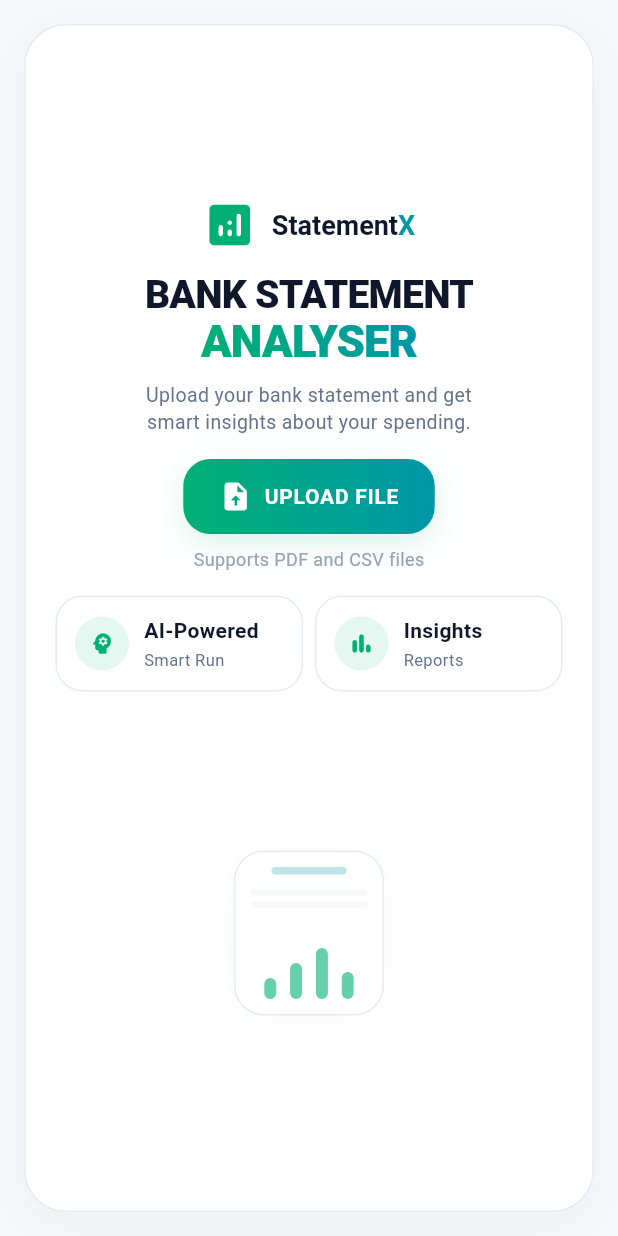
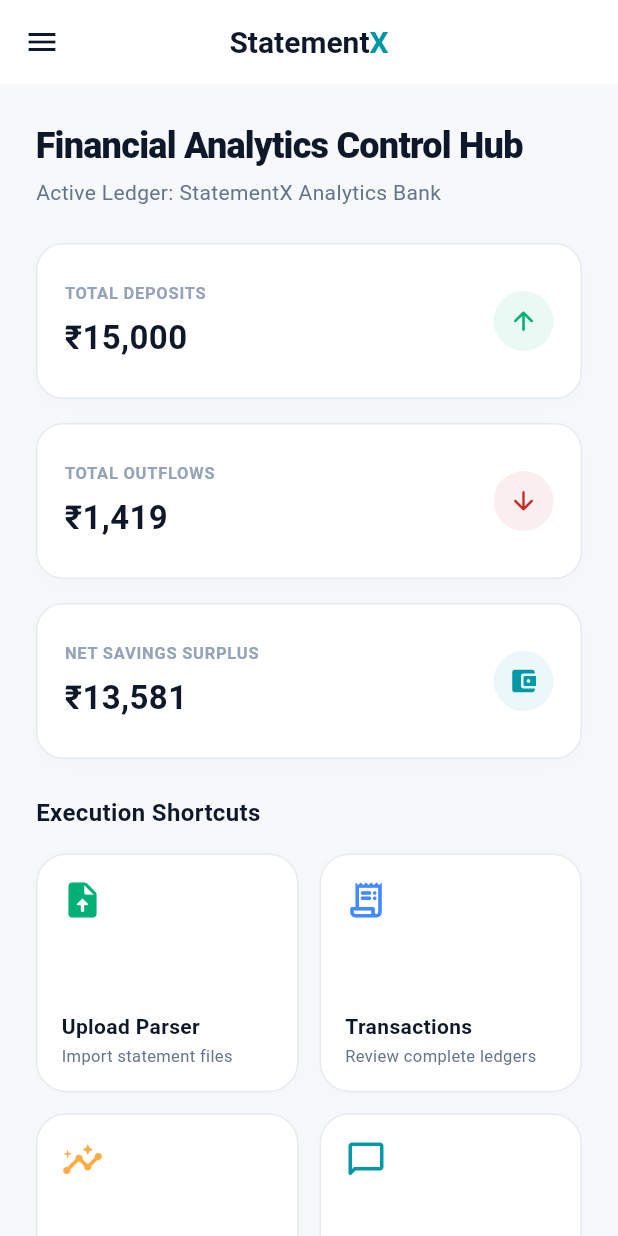
Before and after one commit to G-anrabuS/StatementX, a Flutter app: the screen it shows after launch, on a phone screen of 412 x 824 dp. Run offline on Flutter 3.47's test engine with Material 3 defaults, Android fonts, the phone set to English and light mode, and no system bars; our stand-ins replace file_picker, fl_chart, flutter_markdown.

Commit message:
Home Screen Added

```diff
--- a/flutter_frontend/lib/main.dart
+++ b/flutter_frontend/lib/main.dart
@@ -1,5 +1,6 @@
 import 'package:flutter/material.dart';
 import 'screens/upload_screen.dart';
+import 'screens/home_screen.dart';
 
 void main() {
   runApp(const StatementXApp());
@@ -13,7 +14,7 @@ class StatementXApp extends StatelessWidget {
     return MaterialApp(
       debugShowCheckedModeBanner: false,
       title: 'StatementX',
-      home: const UploadScreen(),
+      home: const HomeScreen(),
     );
   }
 }
--- /dev/null
+++ b/flutter_frontend/lib/screens/home_screen.dart
@@ -0,0 +1,280 @@
+import 'package:flutter/material.dart';
+import '../theme/app_theme.dart';
+import '../models/insights_model.dart';
+import '../models/statement_model.dart';
+import 'upload_screen.dart';
+import 'transaction_screen.dart';
+import 'insights_screen.dart';
+import 'visualization_screen.dart';
+import 'chat_bot_screen.dart';
+
+class HomeScreen extends StatefulWidget {
+  const HomeScreen({super.key});
+
+  @override
+  State<HomeScreen> createState() => _HomeScreenState();
+}
+
+class _HomeScreenState extends State<HomeScreen> {
+  String? currentStatementId = "demo_statement_id";
+  String? currentBankName = "StatementX Analytics Bank";
+
+  final List<Transaction> mockTransactions = [
+    Transaction(date: '2026-05-10', narration: 'Amazon Seller Pay', debit: 0.0, credit: 15000.0, balance: 45000.0, category: 'Income'),
+    Transaction(date: '2026-05-12', narration: 'Zomato Premium Food', debit: 450.0, credit: 0.0, balance: 44550.0, category: 'Food'),
+    Transaction(date: '2026-05-14', narration: 'Netflix Subscription', debit: 649.0, credit: 0.0, balance: 43901.0, category: 'Entertainment'),
+    Transaction(date: '2026-05-15', narration: 'Uber India Ride', debit: 320.0, credit: 0.0, balance: 43581.0, category: 'Travel'),
+  ];
+
+  final List<Map<String, String>> mockNotifications = [
+    {'title': 'Statement Parsed Successfully', 'desc': 'Your StatementX Analytics Bank ledger is fully categorized.', 'time': 'Just now'},
+    {'title': 'Anomaly Flagged', 'desc': 'A recurring subscription change was detected in Entertainment.', 'time': '2 hours ago'},
+  ];
+
+  void _showNoStatementWarning(String screenName) {
+    ScaffoldMessenger.of(context).showSnackBar(
+      SnackBar(
+        content: Text('Please upload a bank statement first to open $screenName.'),
+        backgroundColor: Colors.redAccent,
+        action: SnackBarAction(
+          label: 'UPLOAD',
+          textColor: Colors.white,
+          onPressed: () {
+            Navigator.push(
+              context,
+              MaterialPageRoute(builder: (_) => const UploadScreen()),
+            );
+          },
+        ),
+      ),
+    );
+  }
+
+  @override
+  Widget build(BuildContext context) {
+    final size = MediaQuery.of(context).size;
+    final isMobile = size.width < 800;
+
+    return Scaffold(
+      backgroundColor: AppColors.bgLight,
+      appBar: AppBar(
+        backgroundColor: AppColors.surfaceLight,
+        elevation: 0,
+        centerTitle: true,
+        leading: PopupMenuButton<String>(
+          icon: const Icon(Icons.menu, color: AppColors.textPrimary, size: 24),
+          tooltip: 'Quick Navigation Menu',
+          onSelected: (value) => _handleNavigation(value),
+          itemBuilder: (BuildContext context) => _buildMenuOptions(),
+        ),
+        title: RichText(
+          text: const TextSpan(
+            style: TextStyle(fontSize: 20, fontWeight: FontWeight.bold),
+            children: [
+              TextSpan(text: 'Statement', style: TextStyle(color: AppColors.textPrimary)),
+              TextSpan(text: 'X', style: TextStyle(color: AppColors.secondaryTeal)),
+            ],
+          ),
+        ),
+        actions: const [
+          // Search and notification bell buttons have been completely removed from here
+          SizedBox(width: 12),
+        ],
+      ),
+      body: Center(
+        child: ConstrainedBox(
+          constraints: const BoxConstraints(maxWidth: 1100),
+          child: SingleChildScrollView(
+            padding: const EdgeInsets.all(24.0),
+            child: Column(
+              crossAxisAlignment: CrossAxisAlignment.start,
+              children: [
+                const Text(
+                  'Financial Analytics Control Hub',
+                  style: TextStyle(color: AppColors.textPrimary, fontSize: 24, fontWeight: FontWeight.w800, letterSpacing: -0.5),
+                ),
+                const SizedBox(height: 4),
+                Text(
+                  'Active Ledger: ${currentBankName ?? "No statements loaded"}',
+                  style: const TextStyle(color: AppColors.textSecondary, fontSize: 14),
+                ),
+                const SizedBox(height: 24),
+
+                _buildKpiRibbon(isMobile),
+                const SizedBox(height: 24),
+
+                const Text(
+                  'Execution Shortcuts',
+                  style: TextStyle(color: AppColors.textPrimary, fontSize: 16, fontWeight: FontWeight.bold),
+                ),
+                const SizedBox(height: 16),
+                _buildShortcutGrid(isMobile),
+              ],
+            ),
+          ),
+        ),
+      ),
+    );
+  }
+
+  Widget _buildKpiRibbon(bool isMobile) {
+    return GridView.count(
+      crossAxisCount: isMobile ? 1 : 3,
+      shrinkWrap: true,
+      physics: const NeverScrollableScrollPhysics(),
+      mainAxisSpacing: 16,
+      crossAxisSpacing: 16,
+      childAspectRatio: isMobile ? 3.5 : 2.2,
+      children: [
+        _buildKpiCard('TOTAL DEPOSITS', '₹15,000', Icons.arrow_upward_rounded, AppColors.primaryGreen),
+        _buildKpiCard('TOTAL OUTFLOWS', '₹1,419', Icons.arrow_downward_rounded, const Color(0xFFC62828)),
+        _buildKpiCard('NET SAVINGS SURPLUS', '₹13,581', Icons.account_balance_wallet_rounded, AppColors.secondaryTeal),
+      ],
+    );
+  }
+
+  Widget _buildKpiCard(String title, String value, IconData icon, Color accentColor) {
+    return Container(
+      padding: const EdgeInsets.all(18),
+      decoration: BoxDecoration(
+        color: AppColors.surfaceLight,
+        borderRadius: BorderRadius.circular(18),
+        border: Border.all(color: AppColors.borderLight),
+        boxShadow: [
+          BoxShadow(color: Colors.black.withOpacity(0.015), blurRadius: 10, offset: const Offset(0, 4)),
+        ],
+      ),
+      child: Row(
+        mainAxisAlignment: MainAxisAlignment.spaceBetween,
+        children: [
+          Column(
+            crossAxisAlignment: CrossAxisAlignment.start,
+            mainAxisAlignment: MainAxisAlignment.center,
+            children: [
+              Text(title, style: const TextStyle(color: AppColors.textTertiary, fontSize: 11, fontWeight: FontWeight.w600, letterSpacing: 0.5)),
+              const SizedBox(height: 6),
+              Text(value, style: const TextStyle(color: AppColors.textPrimary, fontSize: 22, fontWeight: FontWeight.bold)),
+            ],
+          ),
+          CircleAvatar(
+            radius: 20,
+            backgroundColor: accentColor.withOpacity(0.08),
+            child: Icon(icon, color: accentColor, size: 20),
+          )
+        ],
+      ),
+    );
+  }
+
+  Widget _buildShortcutGrid(bool isMobile) {
+    return GridView.count(
+      crossAxisCount: isMobile ? 2 : 4,
+      shrinkWrap: true,
+      physics: const NeverScrollableScrollPhysics(),
+      mainAxisSpacing: 14,
+      crossAxisSpacing: 14,
+      childAspectRatio: 1.1,
+      children: [
+        _buildShortcutCard('Upload Parser', 'Import statement files', Icons.upload_file_rounded, AppColors.primaryGreen, 'upload'),
+        _buildShortcutCard('Transactions', 'Review complete ledgers', Icons.receipt_long_rounded, Colors.blueAccent, 'transaction'),
+        _buildShortcutCard('Insights Summary', 'Spend breakdowns & anomalies', Icons.insights_rounded, Colors.orangeAccent, 'insights'),
+        _buildShortcutCard('AI Semantic Chat', 'Query documents cleanly', Icons.chat_bubble_outline_rounded, AppColors.secondaryTeal, 'chatbot'),
+      ],
+    );
+  }
+
+  Widget _buildShortcutCard(String title, String desc, IconData icon, Color color, String route) {
+    return InkWell(
+      onTap: () => _handleNavigation(route),
+      borderRadius: BorderRadius.circular(20),
+      child: Container(
+        padding: const EdgeInsets.all(16),
+        decoration: BoxDecoration(
+          color: AppColors.surfaceLight,
+          borderRadius: BorderRadius.circular(20),
+          border: Border.all(color: AppColors.borderLight),
+          boxShadow: [
+            BoxShadow(color: Colors.black.withOpacity(0.01), blurRadius: 8, offset: const Offset(0, 2)),
+          ],
+        ),
+        child: Column(
+          crossAxisAlignment: CrossAxisAlignment.start,
+          mainAxisAlignment: MainAxisAlignment.spaceBetween,
+          children: [
+            Icon(icon, color: color, size: 28),
+            Column(
+              crossAxisAlignment: CrossAxisAlignment.start,
+              children: [
+                Text(title, style: const TextStyle(color: AppColors.textPrimary, fontWeight: FontWeight.bold, fontSize: 14)),
+                const SizedBox(height: 4),
+                Text(desc, maxLines: 2, overflow: TextOverflow.ellipsis, style: const TextStyle(color: AppColors.textSecondary, fontSize: 11, height: 1.2)),
+              ],
+            ),
+          ],
+        ),
+      ),
+    );
+  }
+
+  List<PopupMenuEntry<String>> _buildMenuOptions() {
+    return [
+      _buildMenuItem('home', 'Home Dashboard', Icons.home_rounded, AppColors.textSecondary),
+      _buildMenuItem('upload', 'PDF / CSV Upload', Icons.upload_file_rounded, AppColors.primaryGreen),
+      _buildMenuItem('transaction', 'Transactions Ledger', Icons.receipt_long_rounded, Colors.blueAccent),
+      _buildMenuItem('insights', 'Financial Insights', Icons.insights_rounded, Colors.orangeAccent),
+      _buildMenuItem('visualization', 'Analytics Dashboard', Icons.bar_chart_rounded, Colors.indigoAccent),
+      _buildMenuItem('chatbot', 'AI Semantic Chat', Icons.chat_bubble_outline_rounded, AppColors.secondaryTeal),
+    ];
+  }
+
+  PopupMenuItem<String> _buildMenuItem(String value, String text, IconData icon, Color color) {
+    return PopupMenuItem(
+      value: value,
+      child: Row(
+        children: [
+          Icon(icon, color: color, size: 20),
+          const SizedBox(width: 12),
+          Text(text),
+        ],
+      ),
+    );
+  }
+
+  void _handleNavigation(String route) {
+    switch (route) {
+      case 'home':
+        break;
+      case 'upload':
+        Navigator.push(context, MaterialPageRoute(builder: (_) => const UploadScreen()));
+        break;
+      case 'transaction':
+        if (currentStatementId != null) {
+          Navigator.push(context, MaterialPageRoute(builder: (_) => TransactionsScreen(transactions: mockTransactions, bankName: currentBankName ?? 'Bank', statementId: currentStatementId)));
+        } else {
+          _showNoStatementWarning('Transactions');
+        }
+        break;
+      case 'insights':
+        if (currentStatementId != null) {
+          Navigator.push(context, MaterialPageRoute(builder: (_) => InsightsScreen(statementId: currentStatementId!, bankName: currentBankName ?? 'Bank', insights: StatementInsights(totalIncome: 15000.0, totalExpense: 1419.0, netSavings: 13581.0, savingRate: 0.90, categoryBreakdown: {'Income': 15000.0, 'Food': 450.0, 'Entertainment': 649.0, 'Travel': 320.0}, subscriptions: [], anomalies: [], highestSpendingCategory: 'Entertainment'), totalTransactions: mockTransactions.length)));
+        } else {
+          _showNoStatementWarning('Insights');
+        }
+        break;
+      case 'visualization':
+        if (currentStatementId != null) {
+          Navigator.push(context, MaterialPageRoute(builder: (_) => VisualizationScreen(statementId: currentStatementId!)));
+        } else {
+          _showNoStatementWarning('Analytics Dashboard');
+        }
+        break;
+      case 'chatbot':
+        if (currentStatementId != null) {
+          Navigator.push(context, MaterialPageRoute(builder: (_) => ChatBotScreen(statementId: currentStatementId!)));
+        } else {
+          _showNoStatementWarning('AI Semantic Chat');
+        }
+        break;
+    }
+  }
+}
```
